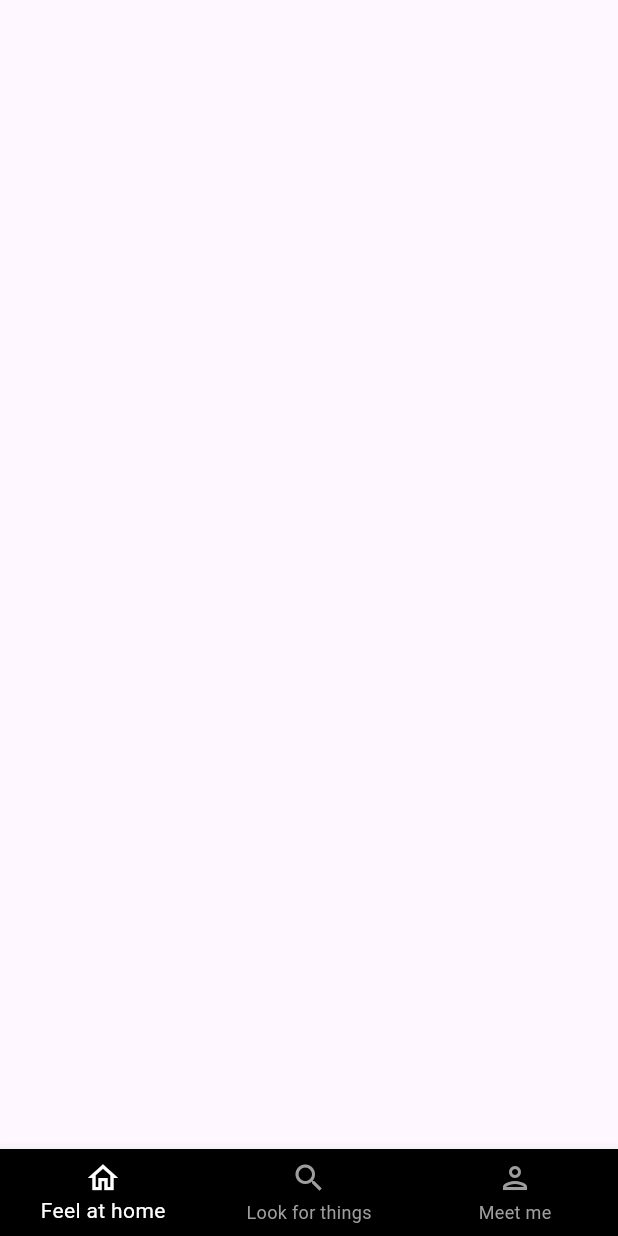
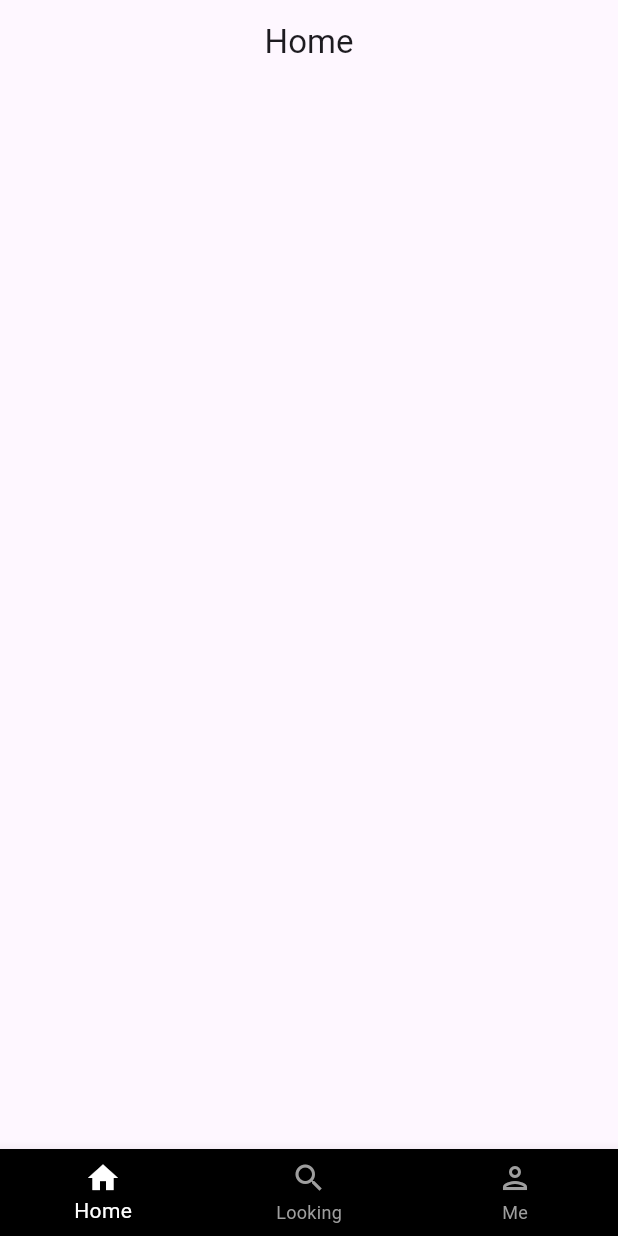
Before and after one commit to Embeddedchief/WorkingWithBottomNavBarInFlutter, a Flutter app: the screen it shows after launch, on a phone screen of 412 x 824 dp. Run offline on Flutter 3.47's test engine with Material 3 defaults, Android fonts, the phone set to English and light mode, and no system bars.

Commit message:
Solved, with all pages seperated in their own files

```diff
--- /dev/null
+++ b/lib/home.dart
@@ -0,0 +1,12 @@
+import 'package:flutter/material.dart';
+
+class HomeContent extends StatelessWidget {
+  const new({super.key});
+
+  @override
+  Widget build(BuildContext context) {
+    return Scaffold(
+      appBar: AppBar(title: Center(child: Text("Home"))),
+    );
+  }
+}
--- a/lib/main.dart
+++ b/lib/main.dart
@@ -1,8 +1,8 @@
 import 'package:flutter/material.dart';
 
-// import 'package:navbar_learning/profile.dart';
-// import 'package:navbar_learning/search.dart';
-// import 'package:navbar_learning/home.dart';
+import 'package:navbar_learning/profile.dart';
+import 'package:navbar_learning/search.dart';
+import 'package:navbar_learning/home.dart';
 
 void main() {
   runApp(NavigationApp());
@@ -27,28 +27,31 @@ class HomePage extends StatefulWidget {
 class _MyWidgetState extends State<HomePage> {
   int _currentIndex = 0;
 
-  // List<Widget> pages = [HomePage(), SearchPage(), ProfilePage()];
+  List<Widget> pages = [HomeContent(), SearchPage(), ProfilePage()];
 
   @override
   Widget build(BuildContext context) {
     return Scaffold(
-      // body: pages[_currentIndex],
+      body: pages[_currentIndex],
 
       bottomNavigationBar: BottomNavigationBar(
         items: [
           BottomNavigationBarItem(
             icon: Icon(Icons.home_outlined),
-            label: "Feel at home",
+            activeIcon: Icon(Icons.home),
+            label: "Home",
           ),
 
           BottomNavigationBarItem(
             icon: Icon(Icons.search_outlined),
-            label: "Look for things",
+            activeIcon: Icon(Icons.search),
+            label: "Looking",
           ),
 
           BottomNavigationBarItem(
             icon: Icon(Icons.person_outlined),
-            label: "Meet me",
+            activeIcon: Icon(Icons.person),
+            label: "Me",
           ),
         ],
 
@@ -65,30 +68,3 @@ class _MyWidgetState extends State<HomePage> {
     );
   }
 }
-
-// class HomePage extends StatelessWidget {
-//   const new({super.key});
-
-//   @override
-//   Widget build(BuildContext context) {
-//     return Scaffold(appBar: AppBar(title: Text("Home")));
-//   }
-// }
-
-// class ProfilePage extends StatelessWidget {
-//   const new({super.key});
-
-//   @override
-//   Widget build(BuildContext context) {
-//     return Scaffold(appBar: AppBar(title: Text("Profile")));
-//   }
-// }
-
-// class SearchPage extends StatelessWidget {
-//   const new({super.key});
-
-//   @override
-//   Widget build(BuildContext context) {
-//     return Scaffold(appBar: AppBar(title: Text("Search")));
-//   }
-// }
```
Also changed, not shown: lib/profile.dart (added, +10 -0 lines), lib/search.dart (added, +10 -0 lines).
